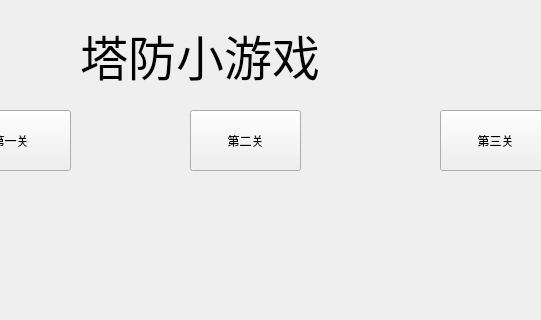
Qt form startfrom.ui (xzz2019202257/game) before a commit; both pictures show x 140 to 681 and y 0 to 320 of the 790 by 565 pixel window.
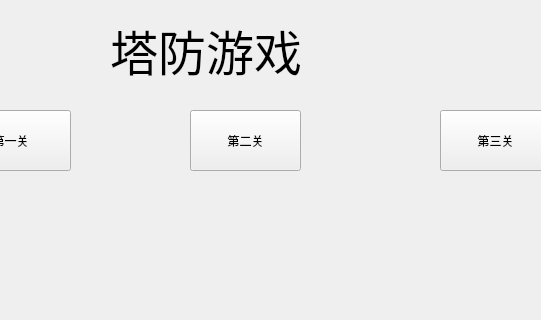
The same form after that commit. Icons and pictures are not drawn.

```diff
--- a/startfrom.ui
+++ b/startfrom.ui
@@ -13,6 +13,9 @@
   <property name="windowTitle">
    <string>Form</string>
   </property>
+  <property name="styleSheet">
+   <string notr="true">background-image: url(:/image/back.jpg);</string>
+  </property>
   <widget class="QPushButton" name="pushButton">
    <property name="geometry">
     <rect>
@@ -42,10 +45,10 @@
   <widget class="QLabel" name="label">
    <property name="geometry">
     <rect>
-     <x>220</x>
-     <y>20</y>
-     <width>381</width>
-     <height>71</height>
+     <x>250</x>
+     <y>10</y>
+     <width>291</width>
+     <height>81</height>
     </rect>
    </property>
    <property name="font">
@@ -55,7 +58,7 @@
     </font>
    </property>
    <property name="text">
-    <string>塔防小游戏</string>
+    <string>塔防游戏</string>
    </property>
   </widget>
   <widget class="QPushButton" name="pushButton_3">
```
